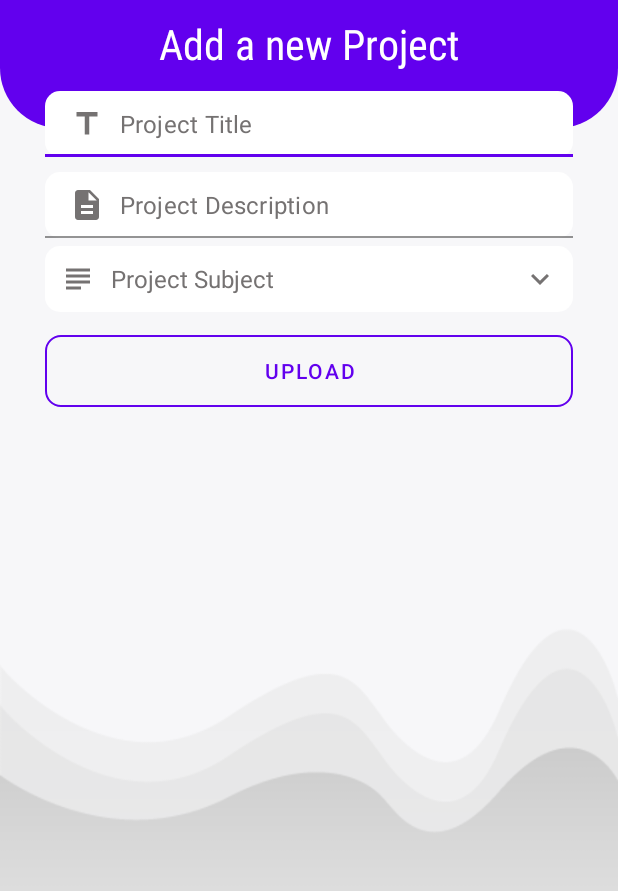
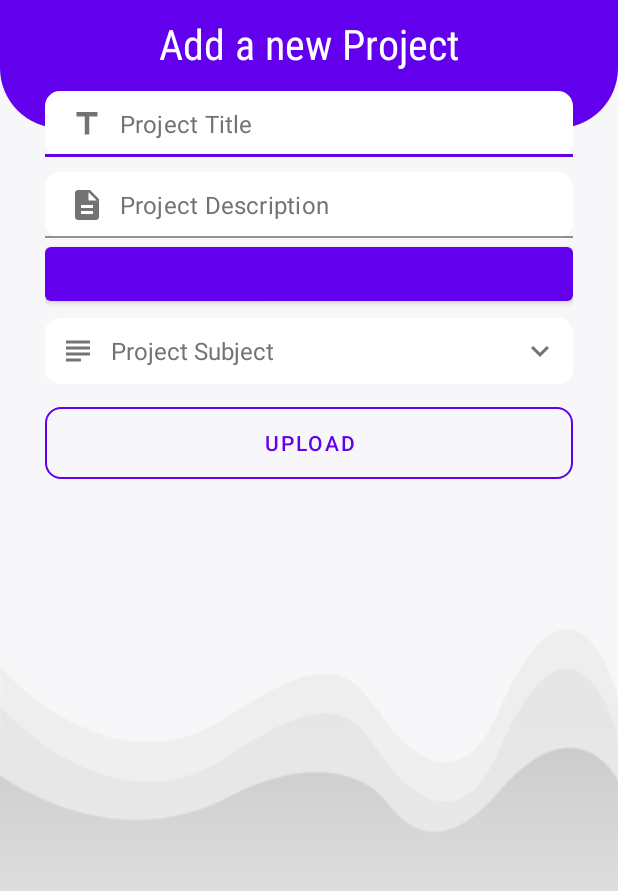
Before and after one commit to AvishkarsGit/ProjectProviderApp, an Android app: the PdfAddActivity screen opened directly, with no data from a screen before it, on a phone screen of 412 x 824 dp, the part 247-1138 px from its top. Run offline under Robolectric (Android 15) with nearby library versions, the phone set to English and light mode, and no system bars; our stand-ins replace Firebase (no records; nobody signed in at launch, a user with empty details on screens opened directly).

Commit message:
gsw commit

```diff
--- a/app/src/main/res/layout/activity_pdf_add.xml
+++ b/app/src/main/res/layout/activity_pdf_add.xml
@@ -110,6 +110,10 @@
             android:textSize="16sp"
             android:textColor="@color/black"
             android:textColorHint="#757272"/>
+        <Button
+            android:layout_width="match_parent"
+            android:layout_height="match_parent"
+            android:id="@+id/gsw"/>
 
     </com.google.android.material.textfield.TextInputLayout>
 
@@ -133,7 +137,8 @@
         android:textColorHint="#757272"
         android:textSize="16sp"/>
 
-<!--    Button upload pdf-->
+
+    <!--    Button upload pdf-->
         <Button
             android:id="@+id/submitBtn"
             android:layout_width="match_parent"
@@ -146,4 +151,5 @@
             android:background="@drawable/shape_button02"
             android:textColor="@color/purple_500"/>
 
+
 </RelativeLayout>
```
